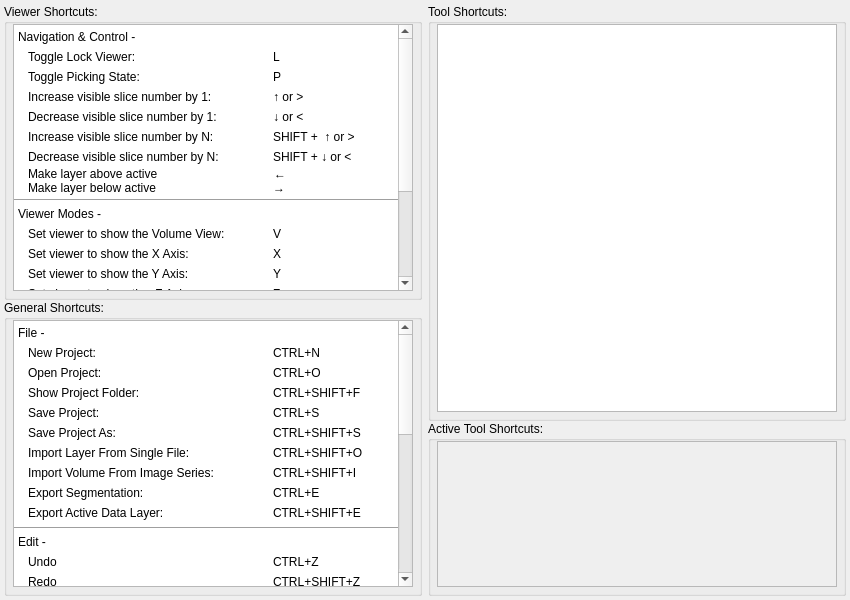
Before: the Qt Designer form src/Interface/AppInterface/AppShortcuts.ui in SCIInstitute/Seg3D, drawn with Qt 5.
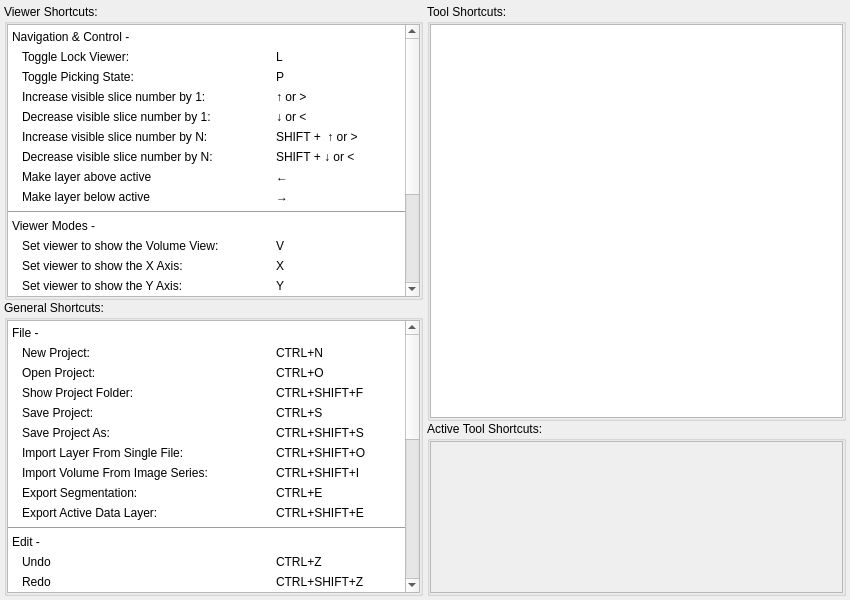
After: the same form once the commit is applied.

Commit message: corrected a bug that prevented Ctrl from being replaced with COMMAND for OS X in AppShortcuts.cc. updated the tools to be uniform in the case used for their shortcut keys. Simplified the ITK importer for simple series such as .png and .tiff and added support for .bmp and .jpg

```diff
--- a/src/Interface/AppInterface/AppShortcuts.ui
+++ b/src/Interface/AppInterface/AppShortcuts.ui
@@ -10,12 +10,6 @@
     <height>600</height>
    </rect>
   </property>
-  <property name="sizePolicy">
-   <sizepolicy hsizetype="Fixed" vsizetype="Fixed">
-    <horstretch>0</horstretch>
-    <verstretch>0</verstretch>
-   </sizepolicy>
-  </property>
   <property name="minimumSize">
    <size>
     <width>850</width>
@@ -43,6 +37,9 @@
 }</string>
   </property>
   <layout class="QHBoxLayout" name="horizontalLayout" stretch="1,1">
+   <property name="spacing">
+    <number>4</number>
+   </property>
    <property name="margin">
     <number>4</number>
    </property>
@@ -64,18 +61,9 @@
          <property name="spacing">
           <number>0</number>
          </property>
-         <property name="leftMargin">
-          <number>6</number>
-         </property>
-         <property name="topMargin">
+         <property name="margin">
           <number>0</number>
          </property>
-         <property name="rightMargin">
-          <number>6</number>
-         </property>
-         <property name="bottomMargin">
-          <number>6</number>
-         </property>
          <item>
           <widget class="QScrollArea" name="scrollArea_4">
            <property name="widgetResizable">
@@ -86,8 +74,8 @@
              <rect>
               <x>0</x>
               <y>0</y>
-              <width>381</width>
-              <height>414</height>
+              <width>396</width>
+              <height>422</height>
              </rect>
             </property>
             <layout class="QVBoxLayout" name="verticalLayout_13">
@@ -394,6 +382,12 @@
                 </item>
                 <item>
                  <widget class="QWidget" name="widget_58" native="true">
+                  <property name="minimumSize">
+                   <size>
+                    <width>0</width>
+                    <height>20</height>
+                   </size>
+                  </property>
                   <layout class="QHBoxLayout" name="horizontalLayout_54" stretch="2,1">
                    <property name="spacing">
                     <number>4</number>
@@ -412,18 +406,6 @@
                    </property>
                    <item>
                     <widget class="QLabel" name="label_90">
-                     <property name="minimumSize">
-                      <size>
-                       <width>0</width>
-                       <height>0</height>
-                      </size>
-                     </property>
-                     <property name="baseSize">
-                      <size>
-                       <width>0</width>
-                       <height>0</height>
-                      </size>
-                     </property>
                      <property name="text">
                       <string>Make layer above active</string>
                      </property>
@@ -431,24 +413,6 @@
                    </item>
                    <item>
                     <widget class="QLabel" name="label_91">
-                     <property name="minimumSize">
-                      <size>
-                       <width>0</width>
-                       <height>0</height>
-                      </size>
-                     </property>
-                     <property name="maximumSize">
-                      <size>
-                       <width>120</width>
-                       <height>16777215</height>
-                      </size>
-                     </property>
-                     <property name="baseSize">
-                      <size>
-                       <width>0</width>
-                       <height>0</height>
-                      </size>
-                     </property>
                      <property name="text">
                       <string>←</string>
                      </property>
@@ -459,6 +423,12 @@
                 </item>
                 <item>
                  <widget class="QWidget" name="widget_59" native="true">
+                  <property name="minimumSize">
+                   <size>
+                    <width>0</width>
+                    <height>20</height>
+                   </size>
+                  </property>
                   <layout class="QHBoxLayout" name="horizontalLayout_55" stretch="2,1">
                    <property name="spacing">
                     <number>4</number>
@@ -998,18 +968,9 @@
          <property name="spacing">
           <number>0</number>
          </property>
-         <property name="leftMargin">
-          <number>6</number>
-         </property>
-         <property name="topMargin">
+         <property name="margin">
           <number>0</number>
          </property>
-         <property name="rightMargin">
-          <number>6</number>
-         </property>
-         <property name="bottomMargin">
-          <number>6</number>
-         </property>
          <item>
           <widget class="QScrollArea" name="scrollArea">
            <property name="widgetResizable">
@@ -1019,8 +980,8 @@
             <property name="geometry">
              <rect>
               <x>0</x>
-              <y>0</y>
-              <width>381</width>
+              <y>-361</y>
+              <width>396</width>
               <height>630</height>
              </rect>
             </property>
@@ -2354,18 +2315,9 @@
          <property name="spacing">
           <number>0</number>
          </property>
-         <property name="leftMargin">
-          <number>6</number>
-         </property>
-         <property name="topMargin">
+         <property name="margin">
           <number>0</number>
          </property>
-         <property name="rightMargin">
-          <number>6</number>
-         </property>
-         <property name="bottomMargin">
-          <number>6</number>
-         </property>
          <item>
           <widget class="QScrollArea" name="scrollArea_2">
            <property name="widgetResizable">
@@ -2376,8 +2328,8 @@
              <rect>
               <x>0</x>
               <y>0</y>
-              <width>396</width>
-              <height>385</height>
+              <width>411</width>
+              <height>391</height>
              </rect>
             </property>
             <layout class="QVBoxLayout" name="verticalLayout_6">
@@ -2409,18 +2361,9 @@
          <property name="spacing">
           <number>0</number>
          </property>
-         <property name="leftMargin">
-          <number>6</number>
-         </property>
-         <property name="topMargin">
+         <property name="margin">
           <number>0</number>
          </property>
-         <property name="rightMargin">
-          <number>6</number>
-         </property>
-         <property name="bottomMargin">
-          <number>6</number>
-         </property>
          <item>
           <widget class="QScrollArea" name="scrollArea_3">
            <property name="widgetResizable">
@@ -2431,8 +2374,8 @@
              <rect>
               <x>0</x>
               <y>0</y>
-              <width>396</width>
-              <height>142</height>
+              <width>411</width>
+              <height>148</height>
              </rect>
             </property>
             <layout class="QVBoxLayout" name="verticalLayout_8">
```
The commit also changes 38 other files.
